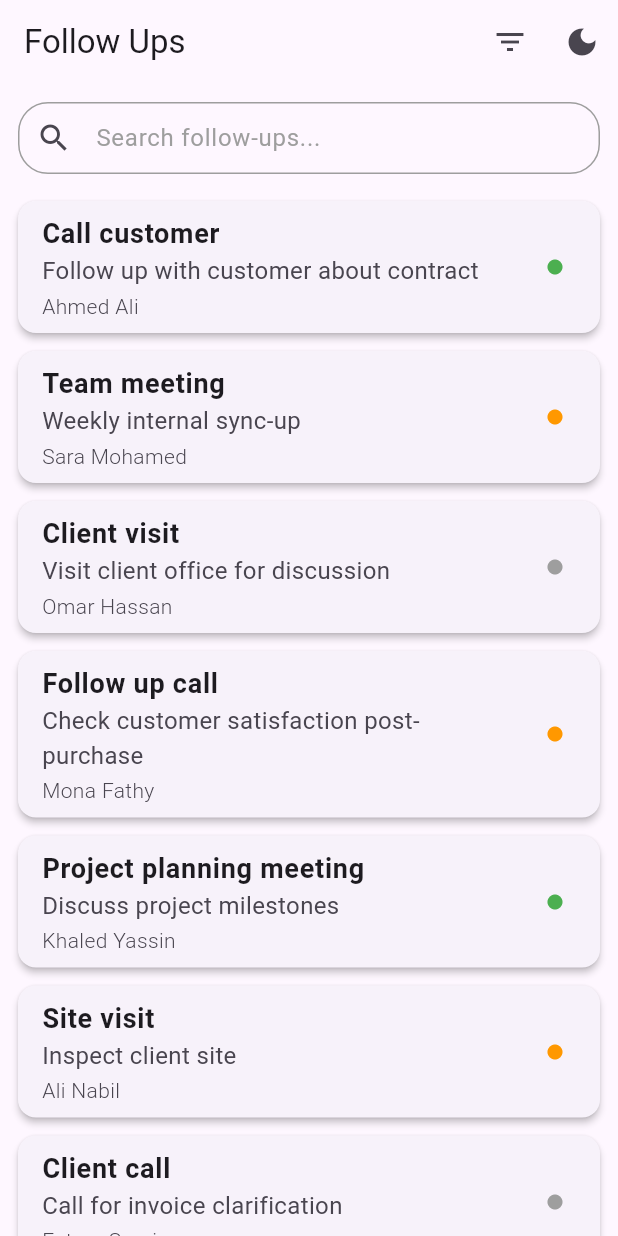
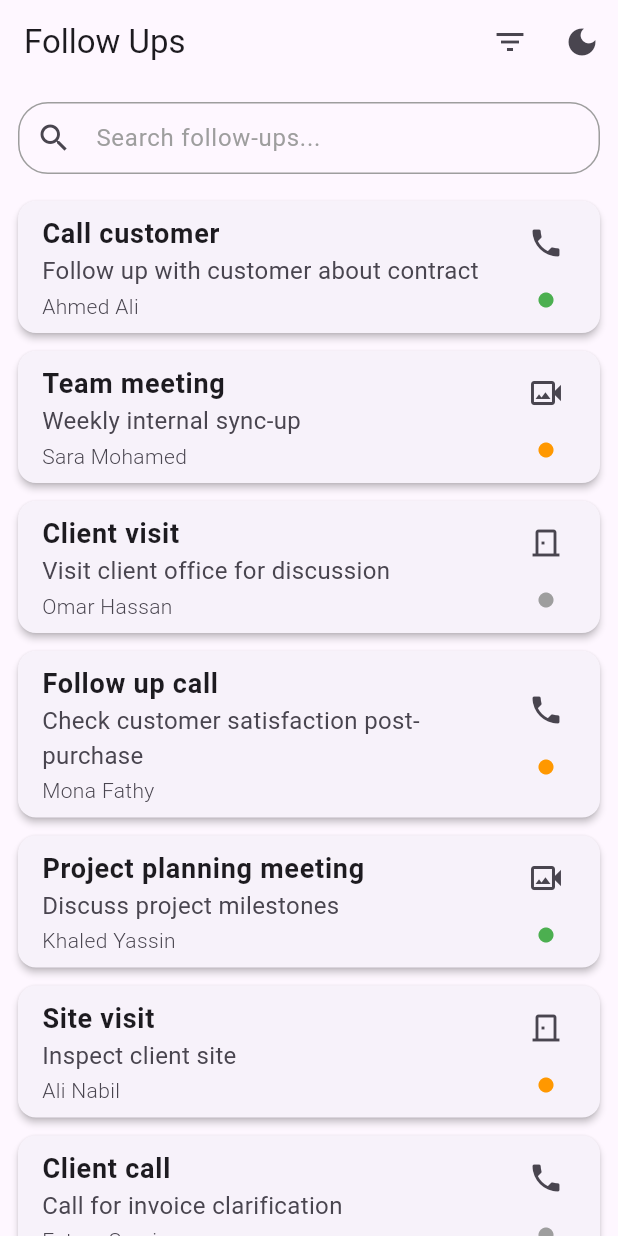
Before and after one commit to muhamaadessam/follow_up_task, a Flutter app: the screen it shows after launch, on a phone screen of 412 x 824 dp. Run offline on Flutter 3.47's test engine with Material 3 defaults, Android fonts, the phone set to English and light mode, and no system bars; our stand-ins replace dartz, equatable, flutter_bloc, get_it, shared_preferences.

Commit message:
feat: Display follow-up type icon on card
Adds an icon to the `FollowUpCard` to visually indicate the type of follow-up (call, meeting, etc.).

- A new getter `typeIcons` is added to map the `FollowUpType` enum to a corresponding `IconData`.
- The `trailing` property of the `ListTile` is updated to display this new icon above the existing status indicator.

```diff
--- a/lib/features/follow_up/presentation/components/follow_up_card.dart
+++ b/lib/features/follow_up/presentation/components/follow_up_card.dart
@@ -15,6 +15,17 @@ class FollowUpCard extends StatelessWidget {
         return Colors.orange;
       default:
         return Colors.grey;
+    }
+  }
+
+  IconData get typeIcons {
+    switch (followUp.type) {
+      case FollowUpType.call:
+        return Icons.phone;
+      case FollowUpType.meeting:
+        return Icons.video_camera_back_outlined;
+      default:
+        return Icons.door_back_door_outlined;
     }
   }
 
@@ -42,7 +53,13 @@ class FollowUpCard extends StatelessWidget {
               ),
           ],
         ),
-        trailing: Icon(Icons.circle, color: statusColor, size: 12),
+        trailing: Column(
+          mainAxisAlignment: MainAxisAlignment.spaceBetween,
+          children: [
+            Icon(typeIcons, size: 24),
+            Icon(Icons.circle, color: statusColor, size: 12),
+          ],
+        ),
       ),
     );
   }
```
